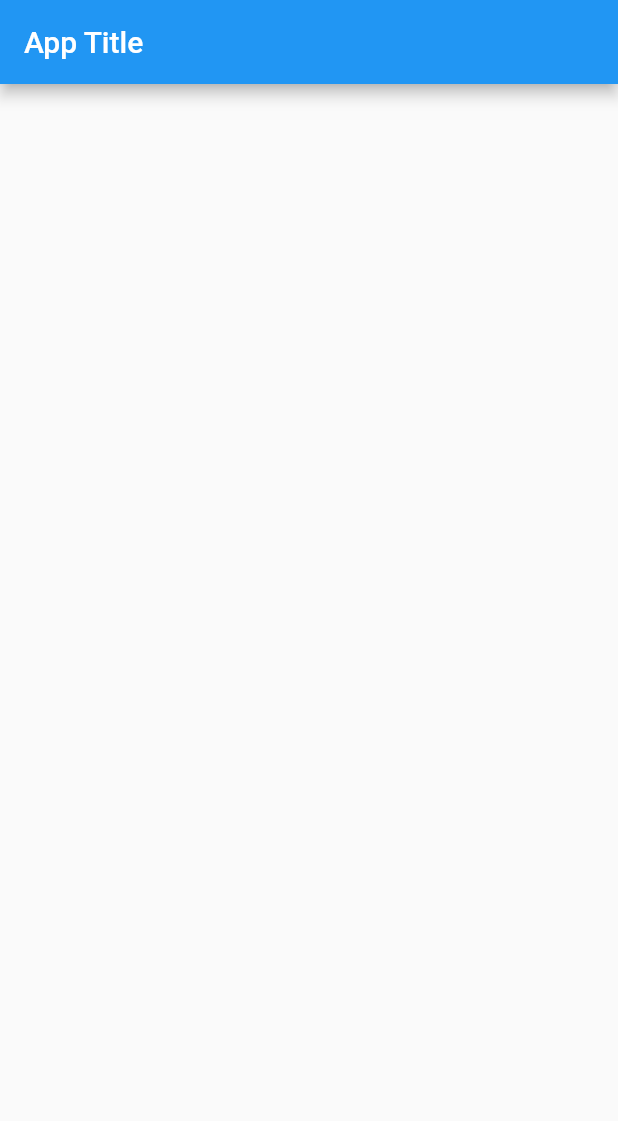
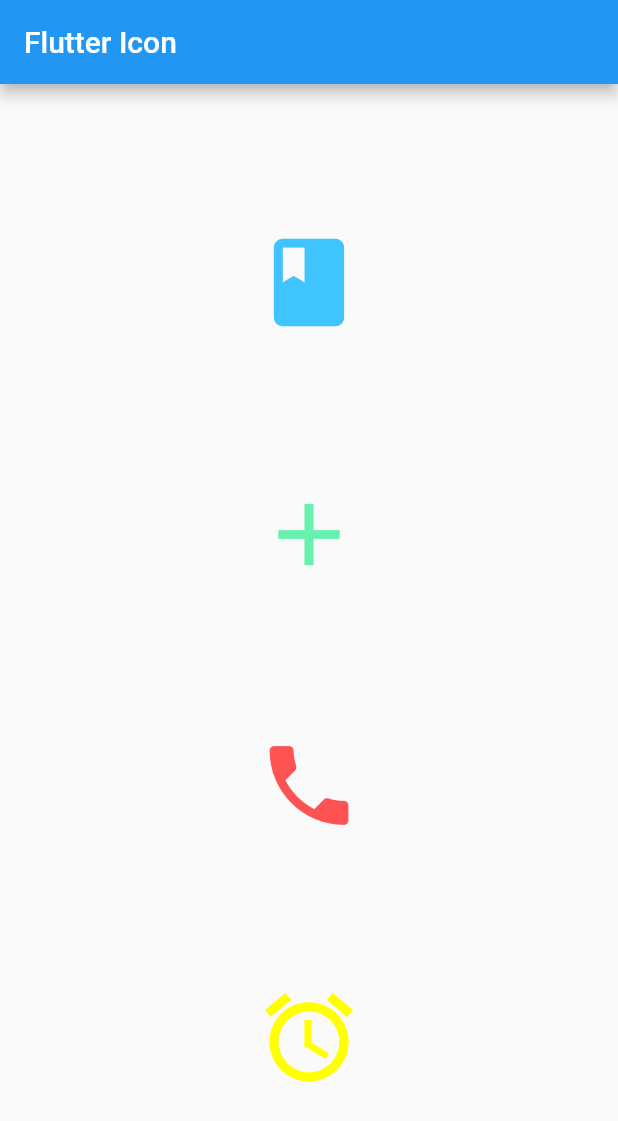
Before and after one commit to authuright/complete-flutter-app, a Flutter app: the screen it shows after launch, on a phone screen of 412 x 824 dp. Shown: the top 1121 px of the screen. Run offline on Flutter 3.47's test engine with Material 2 defaults, Android fonts, the phone set to English and light mode, and no system bars.

Commit message:
Icon Widget

```diff
--- a/lib/main.dart
+++ b/lib/main.dart
@@ -1,4 +1,3 @@
-
 import 'package:flutter/material.dart';
 
 void main() {
@@ -29,9 +28,34 @@ class _MyHomePageState extends State<MyHomePage> {
   Widget build(BuildContext context) {
     return Scaffold(
       appBar: AppBar(
-        title: const Text("App Title"),
+        title: const Text("Flutter Icon"),
       ),
       body: const Center(
+        child: Column(
+          mainAxisAlignment: MainAxisAlignment.spaceEvenly,
+          children: [
+            Icon(
+              Icons.class_,
+              size: 70.0,
+              color: Colors.lightBlueAccent,
+            ),
+            Icon(
+              Icons.add,
+              size: 70.0,
+              color: Colors.greenAccent,
+            ),
+            Icon(
+              Icons.phone,
+              size: 70.0,
+              color: Colors.redAccent,
+            ),
+            Icon(
+              Icons.access_alarm,
+              size: 70.0,
+              color: Colors.yellowAccent,
+            ),
+          ],
+        ),
       ),
     );
   }
```
Also changed, not shown: IMG_5515.PNG (added).
